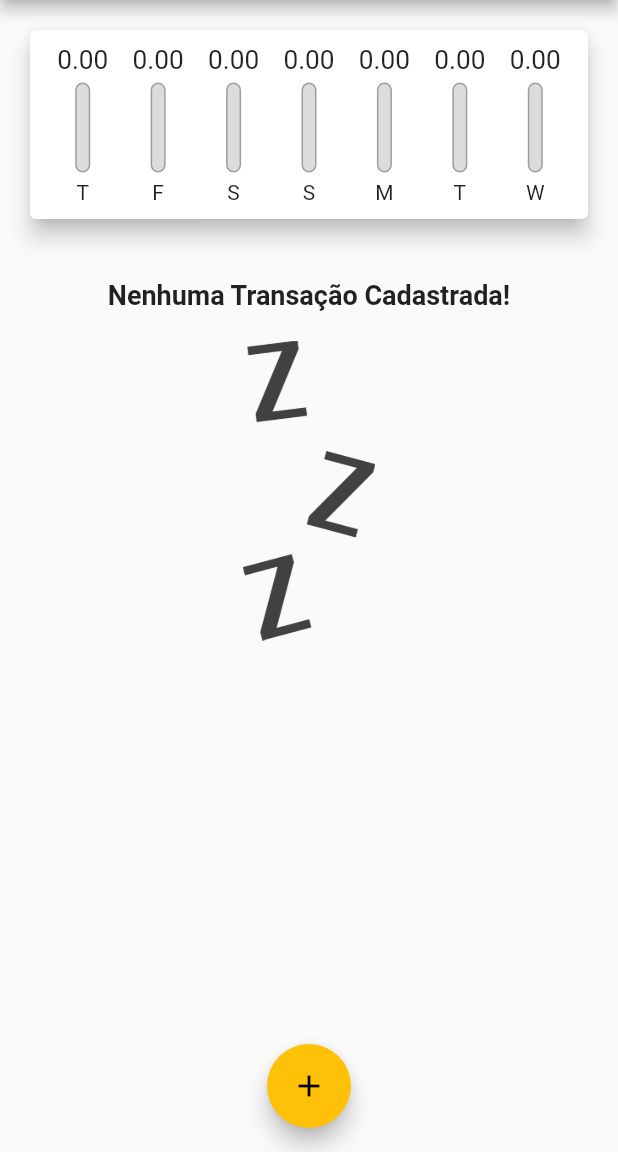
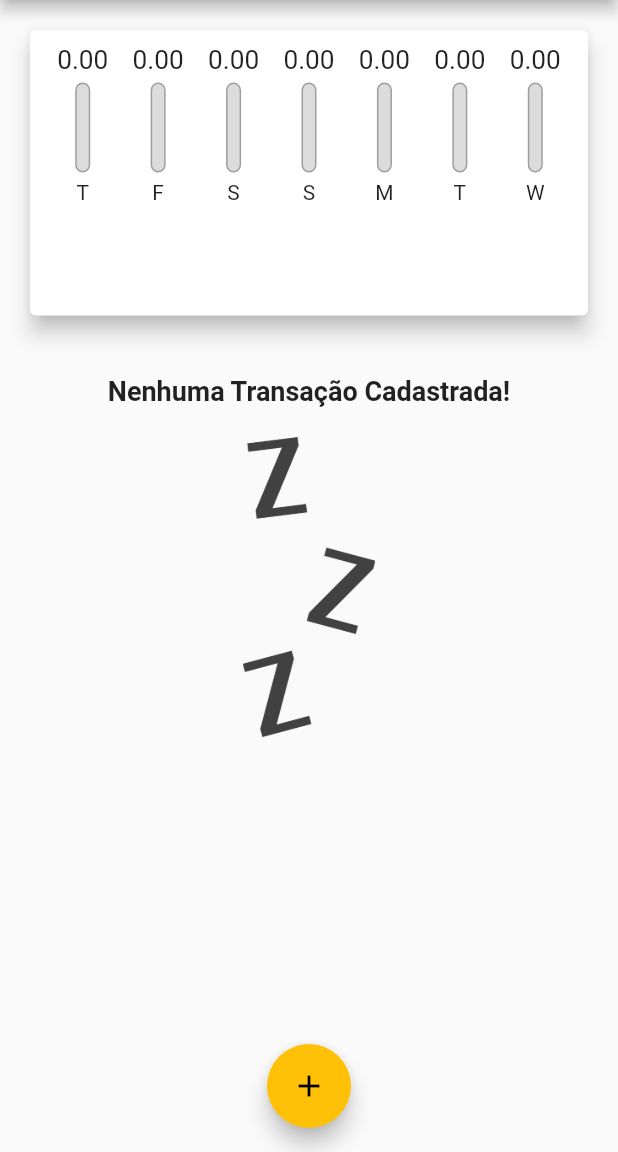
Before and after one commit to Gustavo653/Flutter, a Flutter app: the screen it shows after launch, on a phone screen of 412 x 824 dp, the part 84-1236 px from its top. Run offline on Flutter 3.47's test engine with Material 2 defaults, Android fonts, the phone set to English and light mode, and no system bars; Roboto replaces fonts that are missing (OpenSans).

Commit message:
Iniciando alteracoes para tornar app responsivo

```diff
--- a/Secao 3/expenses/lib/components/transaction_list.dart
+++ b/Secao 3/expenses/lib/components/transaction_list.dart
@@ -10,9 +10,7 @@ class TransactionList extends StatelessWidget {
 
   @override
   Widget build(BuildContext context) {
-    return Container(
-      height: 430,
-      child: transactions.isEmpty
+    return transactions.isEmpty
         ? Column(
             children: <Widget>[
               SizedBox(height: 20),
@@ -65,7 +63,6 @@ class TransactionList extends StatelessWidget {
                 ),
               );
             },
-            ),
           );
   }
 }
--- a/Secao 3/expenses/lib/main.dart
+++ b/Secao 3/expenses/lib/main.dart
@@ -122,8 +122,7 @@ class _MyHomePageState extends State<MyHomePage> {
 
   @override
   Widget build(BuildContext context) {
-    return Scaffold(
-      appBar: AppBar(
+    final appBar = AppBar(
       title: Text('Despesas Pessoais'),
       actions: <Widget>[
         IconButton(
@@ -131,13 +130,25 @@ class _MyHomePageState extends State<MyHomePage> {
           onPressed: () => _openTransactionFormModal(context),
         ),
       ],
-      ),
+    );
+    final avaliableHeight = MediaQuery.of(context).size.height -
+        appBar.preferredSize.height -
+        MediaQuery.of(context).padding.top;
+
+    return Scaffold(
+      appBar: appBar,
       body: SingleChildScrollView(
         child: Column(
           crossAxisAlignment: CrossAxisAlignment.stretch,
           children: <Widget>[
-            Chart(_recentTransactions),
-            TransactionList(_transactions, _deleteTransaction),
+            Container(
+              height: avaliableHeight * 0.3,
+              child: Chart(_recentTransactions),
+            ),
+            Container(
+              height: avaliableHeight * 0.7,
+              child: TransactionList(_transactions, _deleteTransaction),
+            ),
           ],
         ),
       ),
```
Lines whose indentation alone changed are shown as unchanged.
